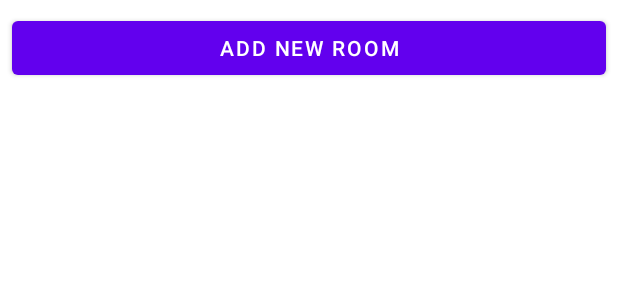
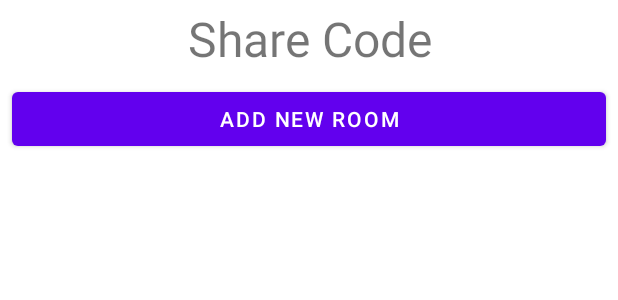
Before and after one commit to ebodenbender/Dungeon-Share, an Android app: the layout activity_host_dungeon.xml on its own in the app's theme, with its tools: preview values and no code run, on a phone screen of 412 x 824 dp. Shown: the top 300 px of the screen. Run offline under Robolectric (Android 15) with nearby library versions, the phone set to English and light mode, and no system bars.

Commit message:
add share code and player join request

```diff
--- a/app/src/main/res/layout/activity_host_dungeon.xml
+++ b/app/src/main/res/layout/activity_host_dungeon.xml
@@ -17,7 +17,7 @@
         app:layout_constraintBottom_toTopOf="@+id/roomRecyclerView"
         app:layout_constraintEnd_toEndOf="parent"
         app:layout_constraintStart_toStartOf="parent"
-        app:layout_constraintTop_toTopOf="parent" />
+        app:layout_constraintTop_toBottomOf="@+id/shareCodeTextView" />
 
     <androidx.recyclerview.widget.RecyclerView
         android:id="@+id/roomRecyclerView"
@@ -30,4 +30,17 @@
         app:layout_constraintStart_toStartOf="parent"
         app:layout_constraintTop_toBottomOf="@+id/addRoomButton" />
 
+    <TextView
+        android:id="@+id/shareCodeTextView"
+        android:layout_width="0dp"
+        android:layout_height="wrap_content"
+        android:layout_marginTop="4dp"
+        android:text="@string/share_code"
+        android:textAlignment="center"
+        android:textSize="32sp"
+        app:layout_constraintBottom_toTopOf="@+id/addRoomButton"
+        app:layout_constraintEnd_toEndOf="parent"
+        app:layout_constraintStart_toStartOf="parent"
+        app:layout_constraintTop_toTopOf="parent" />
+
 </androidx.constraintlayout.widget.ConstraintLayout>
--- a/app/src/main/res/values/strings.xml
+++ b/app/src/main/res/values/strings.xml
@@ -16,4 +16,5 @@
     <string name="visible_to_players">Visible to Players</string>
     <string name="room_description">Room Description</string>
     <string name="done">done</string>
+    <string name="share_code">Share Code</string>
 </resources>
```
Also changed, not shown: app/src/main/java/com/bodenbender/emily/dungeonshare/DungeonHostActivity.java (+65 -0 lines), app/src/main/java/com/bodenbender/emily/dungeonshare/DungeonHostDetailActivity.java (+20 -1 lines).
